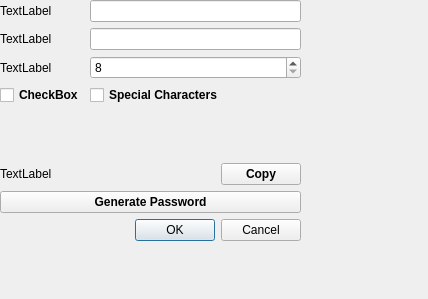
franklin654/Password_Generator, file src/createpassword.ui: the form before one commit.
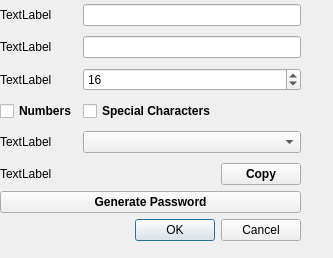
The form after the commit.

Commit message: Global Variables are contained under Singleton Class, create, edit and view password has been implemented

Patch:
```diff
--- a/src/createpassword.ui
+++ b/src/createpassword.ui
@@ -6,14 +6,14 @@
    <rect>
     <x>0</x>
     <y>0</y>
-    <width>428</width>
-    <height>299</height>
+    <width>333</width>
+    <height>258</height>
    </rect>
   </property>
   <property name="windowTitle">
    <string>Dialog</string>
   </property>
-  <widget class="QWidget" name="">
+  <widget class="QWidget" name="layoutWidget">
    <property name="geometry">
     <rect>
      <x>0</x>
@@ -61,6 +61,9 @@
          <number>8</number>
         </property>
         <property name="maximum">
+         <number>24</number>
+        </property>
+        <property name="value">
          <number>16</number>
         </property>
        </widget>
@@ -73,7 +76,7 @@
          </font>
         </property>
         <property name="text">
-         <string>CheckBox</string>
+         <string>Numbers</string>
         </property>
        </widget>
       </item>
@@ -89,6 +92,32 @@
         </property>
        </widget>
       </item>
+      <item row="4" column="0">
+       <widget class="QLabel" name="strengthLabel">
+        <property name="text">
+         <string>TextLabel</string>
+        </property>
+       </widget>
+      </item>
+      <item row="4" column="1">
+       <widget class="QComboBox" name="stregnthInput">
+        <property name="sizePolicy">
+         <sizepolicy hsizetype="Preferred" vsizetype="Fixed">
+          <horstretch>0</horstretch>
+          <verstretch>4</verstretch>
+         </sizepolicy>
+        </property>
+        <property name="editable">
+         <bool>false</bool>
+        </property>
+        <property name="maxVisibleItems">
+         <number>3</number>
+        </property>
+        <property name="maxCount">
+         <number>3</number>
+        </property>
+       </widget>
+      </item>
      </layout>
     </item>
     <item>
```
Left out of the diff: 6 changed lines with no effect on the pictures. The commit also changes 18 other files.
